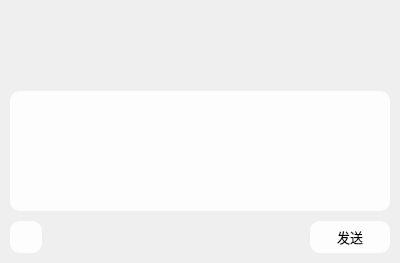
Before: the Qt Designer form OneGrab/src/AITalkWidget.ui in whdicu/OneGrab, drawn with Qt 5.
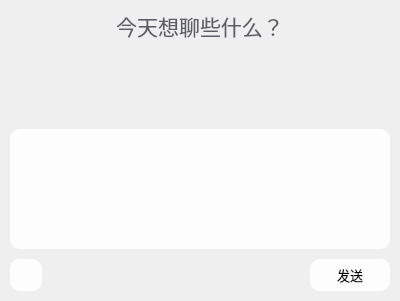
After: the same form once the commit is applied. Icons and pictures are not drawn.

Patch:
```diff
--- a/OneGrab/src/AITalkWidget.ui
+++ b/OneGrab/src/AITalkWidget.ui
@@ -7,7 +7,7 @@
     <x>0</x>
     <y>0</y>
     <width>400</width>
-    <height>263</height>
+    <height>301</height>
    </rect>
   </property>
   <property name="sizePolicy">
@@ -53,6 +53,11 @@
 	border-radius: 10px;
 	padding: 5px;
 	background-color: rgba(255, 255, 255, 0.9);
+}
+
+#label_tips
+{
+	color: #5c5c66;
 }</string>
   </property>
   <layout class="QVBoxLayout" name="verticalLayout_2">
@@ -71,6 +76,22 @@
    <property name="bottomMargin">
     <number>10</number>
    </property>
+   <item>
+    <widget class="QLabel" name="label_tips">
+     <property name="font">
+      <font>
+       <family>Microsoft YaHei UI</family>
+       <pointsize>16</pointsize>
+      </font>
+     </property>
+     <property name="text">
+      <string>今天想聊些什么？</string>
+     </property>
+     <property name="alignment">
+      <set>Qt::AlignCenter</set>
+     </property>
+    </widget>
+   </item>
    <item>
     <widget class="QScrollArea" name="scrollArea">
      <property name="sizePolicy">
```
